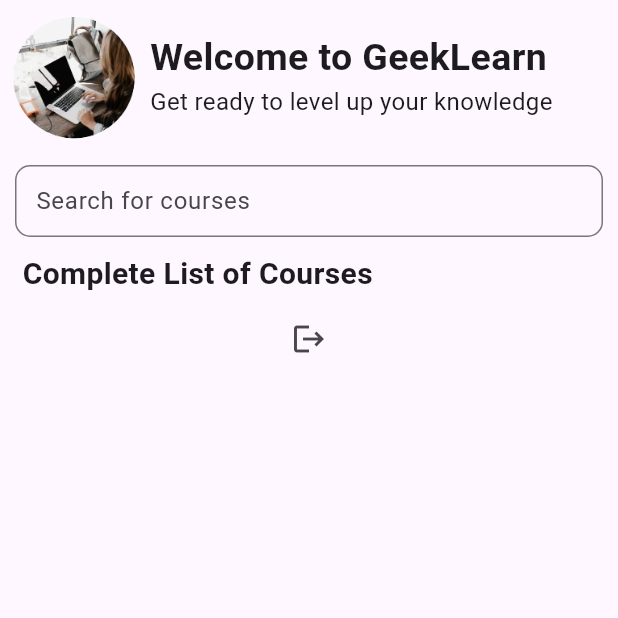
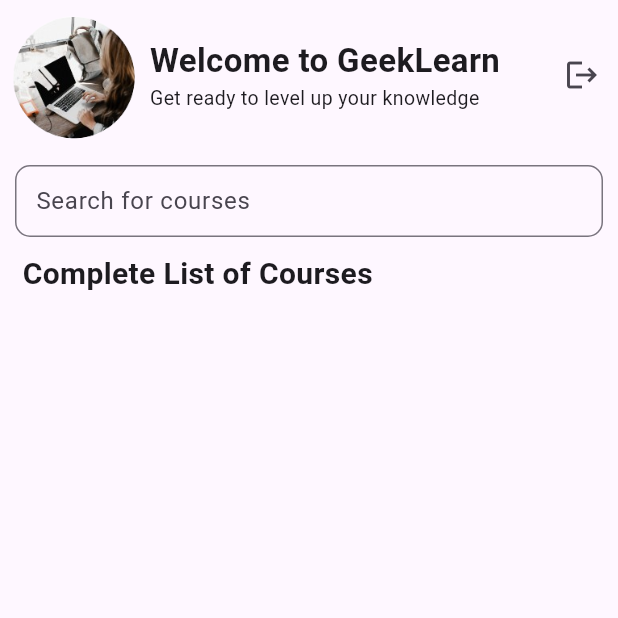
Before and after one commit to prasanthreddylomada/Geek, a Flutter app: the HomePage screen opened directly, after a tap on the "logout" icon, on a phone screen of 412 x 824 dp, the top half of it. Run offline on Flutter 3.47's test engine with Material 3 defaults, Android fonts, the light colour scheme and no system bars; our stand-ins replace cloud_firestore, firebase_auth, firebase_core, google_sign_in, sign_in_button; missing offline and left inert: flutter_facebook_auth; accounts and stored records are empty.

Commit message:
made few changes in read me

```diff
--- a/lib/HomePage.dart
+++ b/lib/HomePage.dart
@@ -152,15 +152,23 @@
                               children: [
                                 Text(
                                   'Welcome to GeekLearn',
-                                  style: TextStyle(fontSize: 25, fontWeight: FontWeight.bold),
+                                  style: TextStyle(fontSize: 22, fontWeight: FontWeight.bold),
+                                  textAlign: TextAlign.center,
                                 ),
                                 Text(
                                   'Get ready to level up your knowledge',
-                                  style: TextStyle(fontSize: 16),
+                                  style: TextStyle(fontSize: 13),
+                                  textAlign: TextAlign.center,
                                 ),
                               ],
                             ),
                           ),
+                          IconButton(
+                            onPressed: () async {
+                              // _pushAllCoursesToFirebase();
+                              FirebaseAuth.instance.signOut();
+                            },
+                            icon: Icon(Icons.logout))
                         ],
                       ),
                     ),
@@ -251,13 +259,6 @@
                         ],
                       ),
                     ),
-
-                    IconButton(
-                        onPressed: () async {
-                          // _pushAllCoursesToFirebase();
-                          FirebaseAuth.instance.signOut();
-                        },
-                        icon: Icon(Icons.logout))
                   ],
                 );
               } else {
--- a/lib/LoginPage.dart
+++ b/lib/LoginPage.dart
@@ -68,6 +68,7 @@
   void _handleGoogleSignIn() async {
     try {
       print('Google button called');
+      await GoogleSignIn().signOut();
       GoogleSignInAccount? googleUser = await GoogleSignIn().signIn();
 
       if (googleUser != null) {
```
Also changed, not shown: 1 other file.
